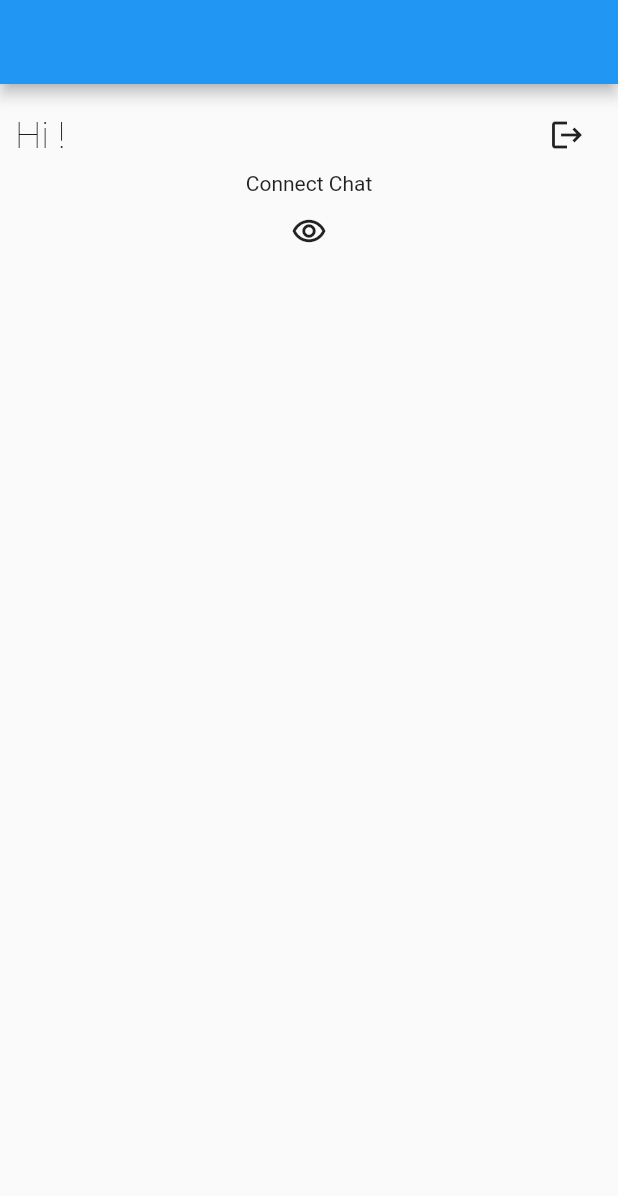
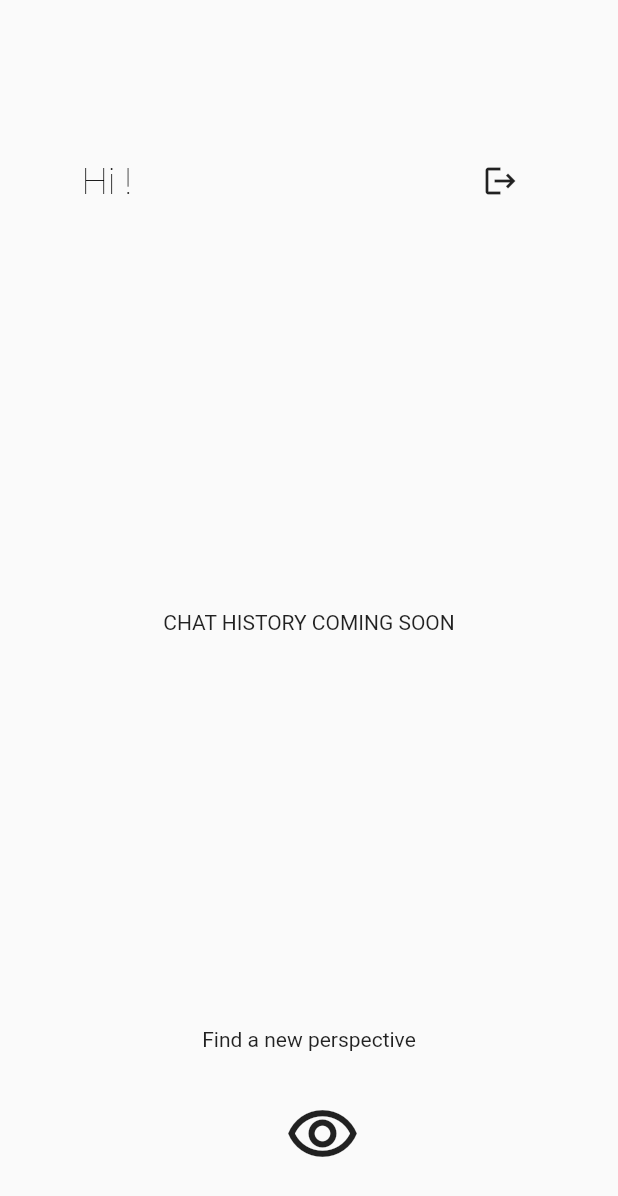
Before and after one commit to krish-suresh/new_perspective_app, a Flutter app: the screen it shows once a user with an empty profile is signed in, on a phone screen of 412 x 824 dp. Shown: the top 1196 px of the screen. Run offline on Flutter 3.47's test engine with Material 2 defaults, Android fonts, the light colour scheme and no system bars; our stand-ins replace auth_buttons, cloud_firestore, firebase_auth, firebase_core, google_sign_in; accounts and stored records are empty; Roboto replaces fonts that are missing (Hind).

Commit message:
Spaced out main page and added isVerified

```diff
--- a/lib/interfaces.dart
+++ b/lib/interfaces.dart
@@ -83,25 +83,29 @@ class User {
   Timestamp lastSeen;
   bool registered;
   Map<String, dynamic> userDemographicData;
-  User(
-    this.userProfile, {
-    this.uid,
+
+  bool isVerified;
+  User(this.userProfile,
+      {this.uid,
       this.displayName,
       this.lastSeen,
       this.photoURL,
       this.email,
       this.createdAt,
       this.registered,
-  });
+      this.isVerified});
   factory User.fromJson(Map<String, dynamic> userData) {
-    User user = User(userData,
+    User user = User(
+      userData,
       uid: userData['uid'],
       displayName: userData['displayName'],
       lastSeen: userData['lastSeen'],
       photoURL: userData['photoURL'],
       email: userData['email'],
       createdAt: userData['createdAt'],
-        registered: userData['registered']);
+      registered: userData['registered'],
+      isVerified: userData['isVerified'],
+    );
     user.uid = userData['uid'];
     user.displayName = userData['displayName'];
     user.photoURL = userData['photoURL'];
@@ -121,7 +125,8 @@ class User {
       'displayName': displayName,
       'createdAt': createdAt,
       'lastSeen': lastSeen,
-      'registered': registered
+      'registered': registered,
+      'isVerified': isVerified
     };
   }
 }
--- a/lib/main.dart
+++ b/lib/main.dart
@@ -54,38 +54,62 @@ class HomePage extends StatelessWidget {
   @override
   Widget build(BuildContext context) {
     User user = context.watch<User>();
-    User toUser;
     AuthService _authService = new AuthService();
     Chat chat;
+    bool userVerified = user.isVerified ?? false;
+    bool userRegistered = user.registered ?? false;
     return Scaffold(
-      appBar: AppBar(),
       body: Container(
           padding: EdgeInsets.symmetric(vertical: 10, horizontal: 10),
           child: Column(
             // mainAxisAlignment: MainAxisAlignment.center,
             children: [
+              Spacer(
+                flex: 4,
+              ),
               Row(
-                mainAxisAlignment: MainAxisAlignment.spaceBetween,
                 children: [
+                  Spacer(
+                    flex: 1,
+                  ),
                   Text(
                     "Hi ${user.displayName}!",
                     style: Theme.of(context).textTheme.headline1,
                   ),
+                  Spacer(
+                    flex: 5,
+                  ),
                   IconButton(
                     onPressed: () => _authService.signOut(),
                     icon: Icon(Icons.logout),
-                  )
+                  ),
+                  Spacer(
+                    flex: 1,
+                  ),
                 ],
               ),
-              Text("Connect Chat"),
+              Expanded(
+                child: Center(child: Text("CHAT HISTORY COMING SOON")),
+                flex: 25,
+              ),
+              Text("Find a new perspective"),
+              Spacer(
+                flex: 1,
+              ),
               IconButton(
-                  icon: Icon(Icons.remove_red_eye_outlined),
-                  onPressed: () => Navigator.push(
-                        context,
-                        MaterialPageRoute(
-                            builder: (context) =>
-                                ChatPage('YeuRc4NmQ8NPY9QsJ95T')),
-                      )),
+                icon: Icon(
+                  Icons.remove_red_eye_outlined,
+                  size: 50,
+                ),
+                onPressed: () => Navigator.push(
+                  context,
+                  MaterialPageRoute(
+                      builder: (context) => ChatPage('YeuRc4NmQ8NPY9QsJ95T')),
+                ),
+              ),
+              Spacer(
+                flex: 2,
+              ),
             ],
           )),
     );
--- a/lib/services/auth.dart
+++ b/lib/services/auth.dart
@@ -118,6 +118,7 @@ class AuthService {
       'lastSeen': Timestamp.now(),
       'createdAt': Timestamp.now(),
       'registered': false,
+      'isVerified': true
     });
     print("Signing in google: " + user.uid);
     await createUserProfile(user);
@@ -132,6 +133,7 @@ class AuthService {
       'lastSeen': Timestamp.now(),
       'createdAt': Timestamp.now(),
       'registered': false,
+      'isVerified': true
     });
     print("Signing in guest: " + user.uid);
     await createUserProfile(user);
```
Lines whose indentation alone changed are shown as unchanged.
